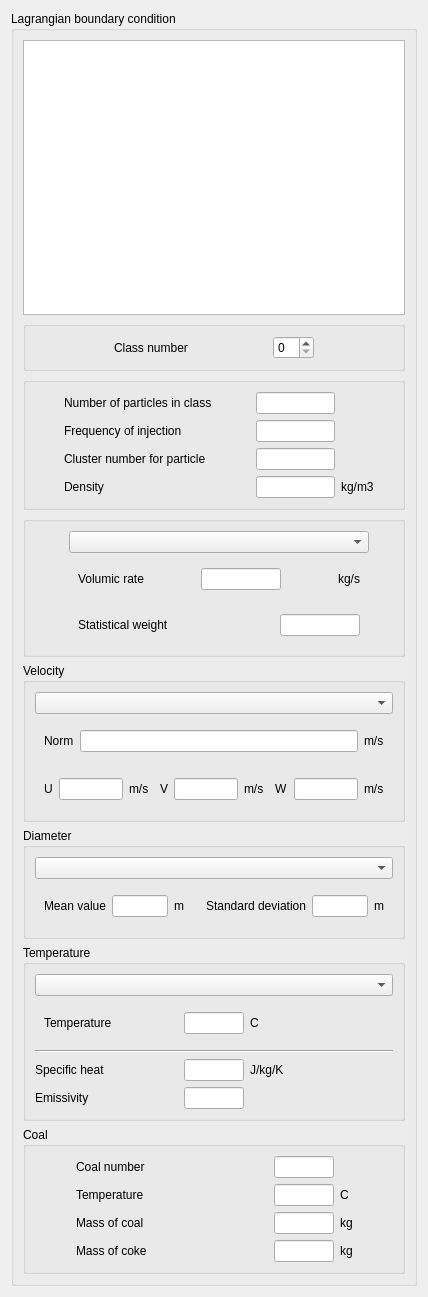
This is gui/Pages/LagrangianBoundariesForm.ui in code-saturne/code_saturne as Qt 5 draws it before an edit. The edited form follows.
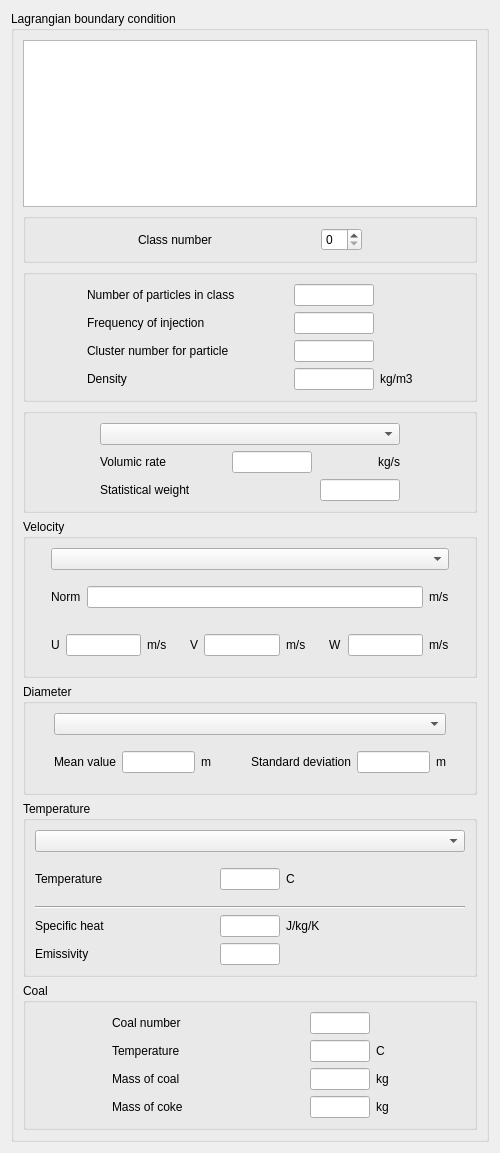
This is the edited form.

```diff
--- a/gui/Pages/LagrangianBoundariesForm.ui
+++ b/gui/Pages/LagrangianBoundariesForm.ui
@@ -5,8 +5,8 @@
    <rect>
     <x>0</x>
     <y>0</y>
-    <width>428</width>
-    <height>1297</height>
+    <width>500</width>
+    <height>1153</height>
    </rect>
   </property>
   <property name="windowTitle" >
@@ -303,6 +303,9 @@
                 <enum>QFrame::Raised</enum>
                </property>
                <layout class="QGridLayout" >
+                <property name="margin" >
+                 <number>0</number>
+                </property>
                 <item row="0" column="0" >
                  <layout class="QGridLayout" >
                   <item row="0" column="0" >
@@ -375,6 +378,9 @@
                 <enum>QFrame::Raised</enum>
                </property>
                <layout class="QGridLayout" >
+                <property name="margin" >
+                 <number>0</number>
+                </property>
                 <item row="0" column="0" >
                  <layout class="QGridLayout" >
                   <item row="0" column="0" >
@@ -472,6 +478,9 @@
                 <enum>QFrame::Raised</enum>
                </property>
                <layout class="QGridLayout" >
+                <property name="margin" >
+                 <number>0</number>
+                </property>
                 <item row="0" column="0" >
                  <layout class="QGridLayout" >
                   <item row="0" column="0" >
@@ -531,6 +540,9 @@
                 <enum>QFrame::Raised</enum>
                </property>
                <layout class="QGridLayout" >
+                <property name="margin" >
+                 <number>0</number>
+                </property>
                 <item row="0" column="0" >
                  <layout class="QGridLayout" >
                   <item row="0" column="0" >
@@ -708,6 +720,9 @@
                 <enum>QFrame::Raised</enum>
                </property>
                <layout class="QGridLayout" >
+                <property name="margin" >
+                 <number>0</number>
+                </property>
                 <item row="0" column="0" >
                  <layout class="QGridLayout" >
                   <item row="0" column="0" >
@@ -842,6 +857,9 @@
                 <enum>QFrame::Raised</enum>
                </property>
                <layout class="QGridLayout" >
+                <property name="margin" >
+                 <number>0</number>
+                </property>
                 <item row="0" column="0" >
                  <layout class="QGridLayout" >
                   <item row="0" column="0" >
```
Left out of the diff: 42 changed lines with no effect on the pictures.
